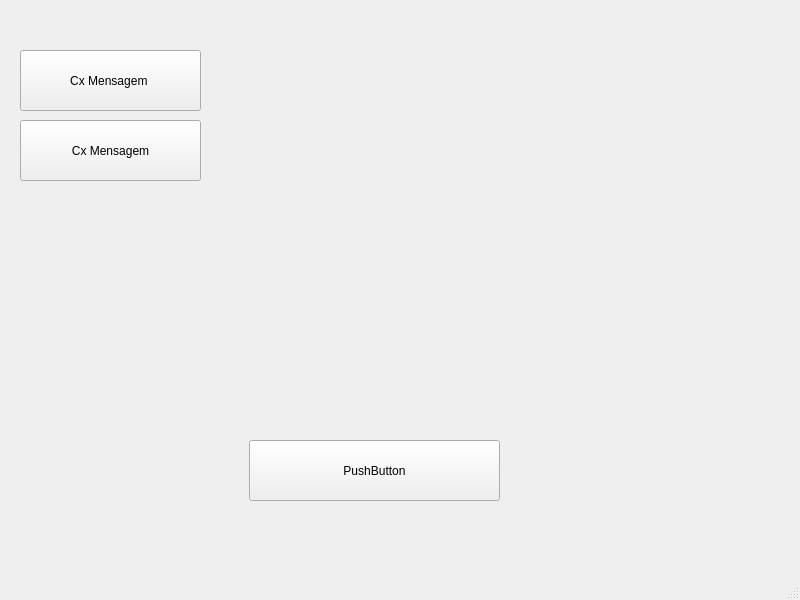
First picture: the form in CaixadeMensagem/mainwindow.ui, repository RenatoToledo/CFBcursos-_-Curso-QT---C-, before the edit.
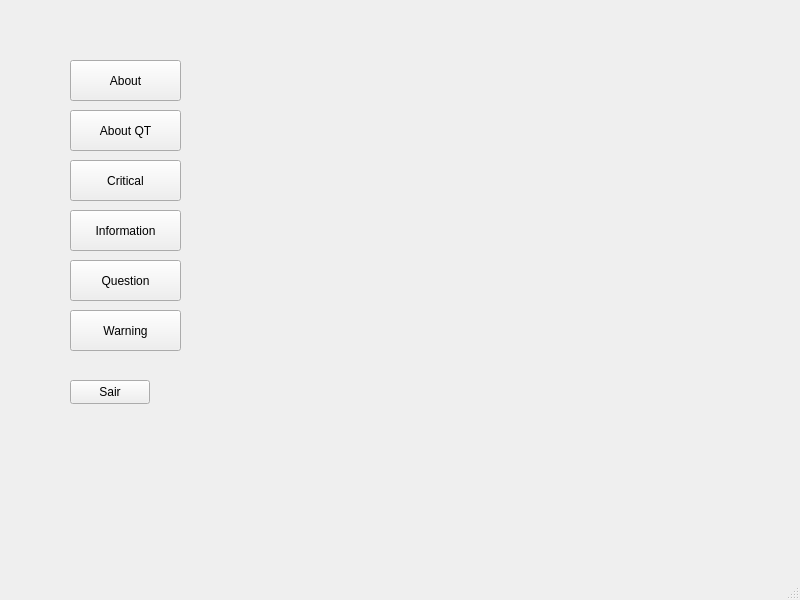
Second picture: the form after the edit.

What changed in the file:
```diff
--- a/CaixadeMensagem/mainwindow.ui
+++ b/CaixadeMensagem/mainwindow.ui
@@ -17,40 +17,92 @@
    <widget class="QPushButton" name="pushButton">
     <property name="geometry">
      <rect>
-      <x>20</x>
-      <y>50</y>
-      <width>181</width>
-      <height>61</height>
+      <x>70</x>
+      <y>60</y>
+      <width>111</width>
+      <height>41</height>
      </rect>
     </property>
     <property name="text">
-     <string>Cx Mensagem </string>
+     <string>About</string>
     </property>
    </widget>
    <widget class="QPushButton" name="pushButton_2">
     <property name="geometry">
      <rect>
-      <x>249</x>
-      <y>440</y>
-      <width>251</width>
-      <height>61</height>
+      <x>70</x>
+      <y>380</y>
+      <width>80</width>
+      <height>24</height>
      </rect>
     </property>
     <property name="text">
-     <string>PushButton</string>
+     <string>Sair</string>
     </property>
    </widget>
    <widget class="QPushButton" name="pushButton_3">
     <property name="geometry">
      <rect>
-      <x>20</x>
-      <y>120</y>
-      <width>181</width>
-      <height>61</height>
+      <x>70</x>
+      <y>110</y>
+      <width>111</width>
+      <height>41</height>
      </rect>
     </property>
     <property name="text">
-     <string>Cx Mensagem</string>
+     <string>About QT</string>
+    </property>
+   </widget>
+   <widget class="QPushButton" name="pushButton_4">
+    <property name="geometry">
+     <rect>
+      <x>70</x>
+      <y>160</y>
+      <width>111</width>
+      <height>41</height>
+     </rect>
+    </property>
+    <property name="text">
+     <string>Critical</string>
+    </property>
+   </widget>
+   <widget class="QPushButton" name="pushButton_5">
+    <property name="geometry">
+     <rect>
+      <x>70</x>
+      <y>210</y>
+      <width>111</width>
+      <height>41</height>
+     </rect>
+    </property>
+    <property name="text">
+     <string>Information</string>
+    </property>
+   </widget>
+   <widget class="QPushButton" name="pushButton_6">
+    <property name="geometry">
+     <rect>
+      <x>70</x>
+      <y>260</y>
+      <width>111</width>
+      <height>41</height>
+     </rect>
+    </property>
+    <property name="text">
+     <string>Question</string>
+    </property>
+   </widget>
+   <widget class="QPushButton" name="pushButton_7">
+    <property name="geometry">
+     <rect>
+      <x>70</x>
+      <y>310</y>
+      <width>111</width>
+      <height>41</height>
+     </rect>
+    </property>
+    <property name="text">
+     <string>Warning</string>
     </property>
    </widget>
   </widget>
```
